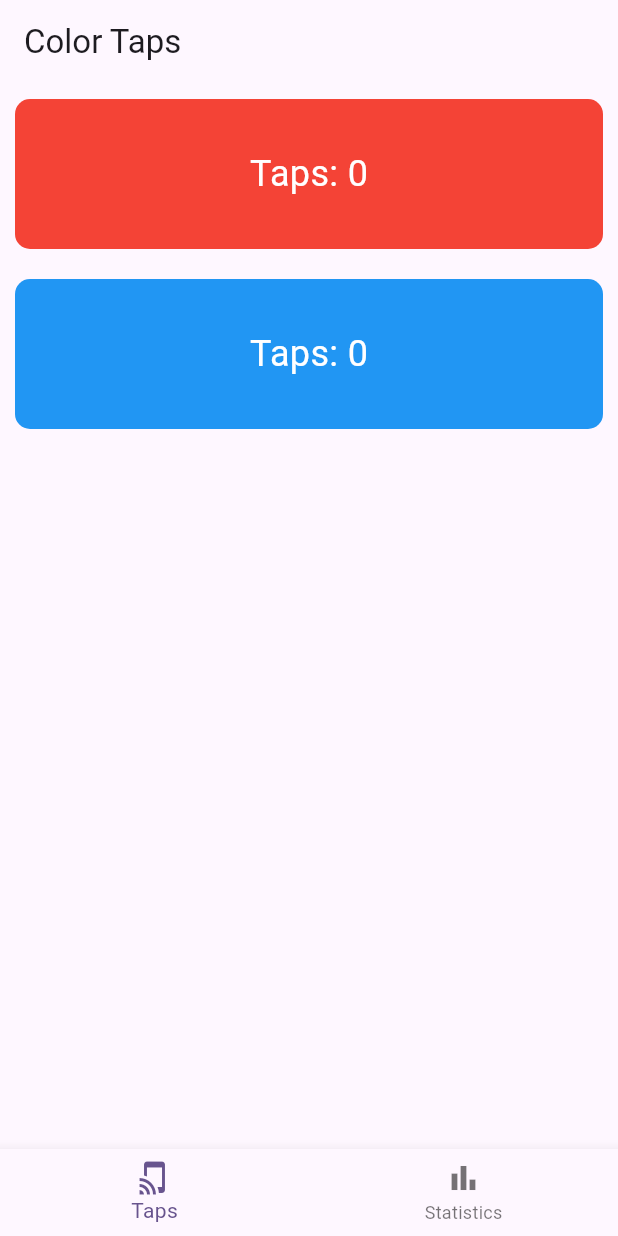
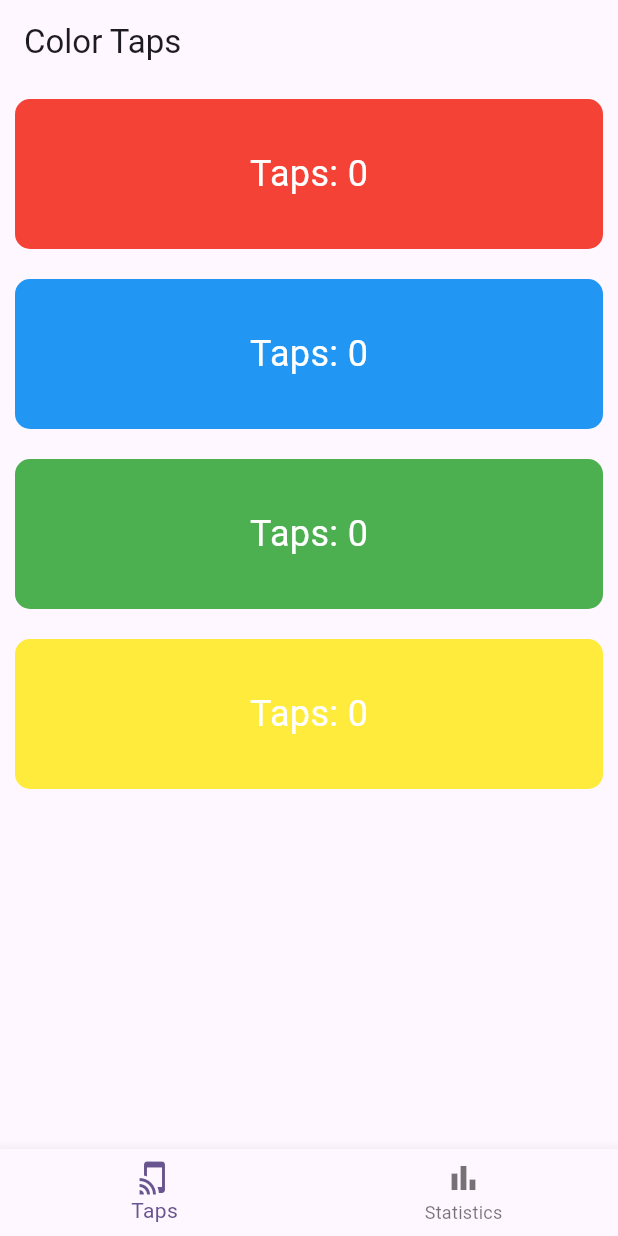
Before and after one commit to PhaySometh/W4-PRACTICE, a Flutter app: the Home screen opened directly, on a phone screen of 412 x 824 dp. Run offline on Flutter 3.47's test engine with Material 3 defaults, Android fonts, the phone set to English and light mode, and no system bars.

Commit message:
TASK-001 – The Color App Q1 - Adapt the code to remove all state drilling and use a ChangeNotifier and ListenableBuilders
Q2 – BONUS – Extensible Approach

```diff
--- a/lib/1_color_app/color_app.dart
+++ b/lib/1_color_app/color_app.dart
@@ -9,7 +9,26 @@ void main() {
   );
 }
 
-enum CardType { red, blue }
+// ColorService which extends or implements ChangeNotifier
+class ColorService extends ChangeNotifier {
+  final Map<CardType, int> _tapCounts = {
+    for (var type in CardType.values) type: 0,
+  };
+
+  int getCount(CardType type) => _tapCounts[type] ?? 0;
+
+  void increment(CardType type) {
+    _tapCounts[type] = (_tapCounts[type] ?? 0) + 1;
+    notifyListeners();
+  }
+
+  Map<CardType, int> get allCounts => _tapCounts;
+}
+
+enum CardType { red, blue, green, yellow }
+
+// instantiate color service globally
+final ColorService colorService = ColorService();
 
 class Home extends StatefulWidget {
   const Home({super.key});
@@ -20,36 +39,13 @@ class Home extends StatefulWidget {
 
 class _HomeState extends State<Home> {
   int _currentIndex = 0;
-  int redTapCount = 0;
-  int blueTapCount = 0;
-
-  void _incrementRedTapCount() {
-    setState(() {
-      redTapCount++;
-    });
-  }
-
-  void _incrementBlueTapCount() {
-    setState(() {
-      blueTapCount++;
-    });
-  }
 
   @override
   Widget build(BuildContext context) {
     return Scaffold(
-      body:
-          _currentIndex == 0
-              ? ColorTapsScreen(
-                redTapCount: redTapCount,
-                blueTapCount: blueTapCount,
-                onRedTap: _incrementRedTapCount,
-                onBlueTap: _incrementBlueTapCount,
-              )
-              : StatisticsScreen(
-                redTapCount: redTapCount,
-                blueTapCount: blueTapCount,
-              ),
+      body: _currentIndex == 0
+          ? ColorTapsScreen()
+          : StatisticsScreen(),
       bottomNavigationBar: BottomNavigationBar(
         currentIndex: _currentIndex,
         onTap: (index) {
@@ -73,54 +69,50 @@ class _HomeState extends State<Home> {
 }
 
 class ColorTapsScreen extends StatelessWidget {
-  final int redTapCount;
-  final int blueTapCount;
-  final VoidCallback onRedTap;
-  final VoidCallback onBlueTap;
+  const ColorTapsScreen({super.key});
 
-  const ColorTapsScreen({
-    super.key,
-    required this.redTapCount,
-    required this.blueTapCount,
-    required this.onRedTap,
-    required this.onBlueTap,
-  });
   @override
   Widget build(BuildContext context) {
     return Scaffold(
       appBar: AppBar(title: Text('Color Taps')),
-      body: Column(
-        children: [
-          ColorTap(type: CardType.red, tapCount: redTapCount, onTap: onRedTap),
-          ColorTap(
-            type: CardType.blue,
-            tapCount: blueTapCount,
-            onTap: onBlueTap,
-          ),
-        ],
-      ),
+      body: ListenableBuilder(
+        listenable: colorService,
+        builder: (context, child) {
+          return Column(
+            children: CardType.values.map((type) {
+              return ColorTap(type: type);
+            }).toList(),
+          );
+        })
     );
   }
 }
 
 class ColorTap extends StatelessWidget {
   final CardType type;
-  final int tapCount;
-  final VoidCallback onTap;
 
-  const ColorTap({
-    super.key,
-    required this.type,
-    required this.tapCount,
-    required this.onTap,
-  });
+  const ColorTap({super.key, required this.type});
 
-  Color get backgroundColor => type == CardType.red ? Colors.red : Colors.blue;
+  Color get backgroundColor {
+    switch (type) {
+      case CardType.red:
+        return Colors.red;
+      case CardType.blue:
+        return Colors.blue;
+      case CardType.yellow:
+        return Colors.yellow;
+      case CardType.green:
+        return Colors.green;
+    }
+  }
 
   @override
   Widget build(BuildContext context) {
+    final tapCount = colorService.getCount(type);
+
+
         return GestureDetector(
-      onTap: onTap,
+          onTap: () => colorService.increment(type),
           child: Container(
             margin: EdgeInsets.all(10),
             decoration: BoxDecoration(
@@ -141,27 +133,27 @@ class ColorTap extends StatelessWidget {
 }
 
 class StatisticsScreen extends StatelessWidget {
-  final int redTapCount;
-  final int blueTapCount;
-
-  const StatisticsScreen({
-    super.key,
-    required this.redTapCount,
-    required this.blueTapCount,
-  });
+  const StatisticsScreen({super.key,});
 
   @override
   Widget build(BuildContext context) {
     return Scaffold(
       appBar: AppBar(title: Text('Statistics')),
-      body: Center(
+      body: ListenableBuilder(
+        listenable: colorService,
+        builder: (context, child) {
+          return Center(
             child: Column(
               mainAxisAlignment: MainAxisAlignment.center,
-          children: [
-            Text('Red Taps: $redTapCount', style: TextStyle(fontSize: 24)),
-            Text('Blue Taps: $blueTapCount', style: TextStyle(fontSize: 24)),
-          ],
-        ),
+              children: colorService.allCounts.entries.map((entry) {
+                return Text(
+                  '${entry.key.name} Taps: ${entry.value}',
+                  style: const TextStyle(fontSize: 24),
+                );
+              }).toList(),
+            )
+          );
+        },
       ),
     );
   }
```
Lines whose indentation alone changed are shown as unchanged.
